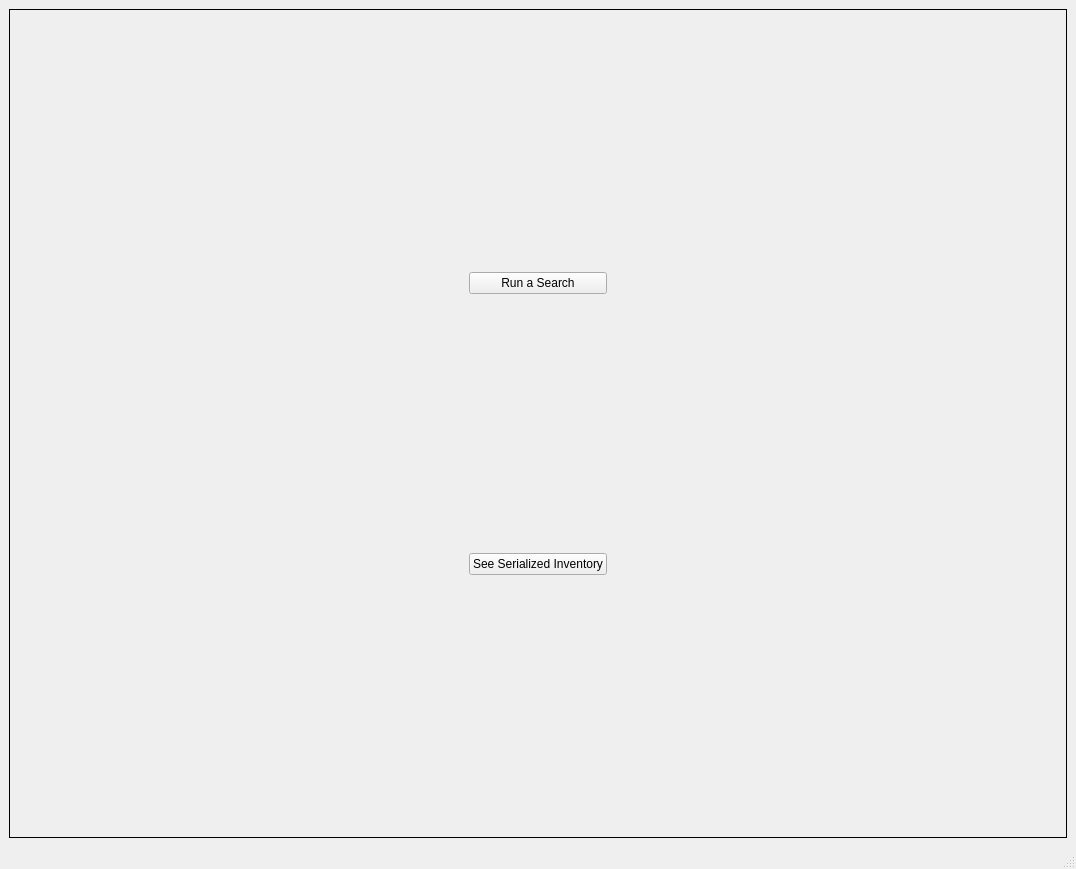
Above: src/screens/ui_files/main_window.ui from cplant1776/JMM-DB-Viewer before the change. Below: the same form after it.
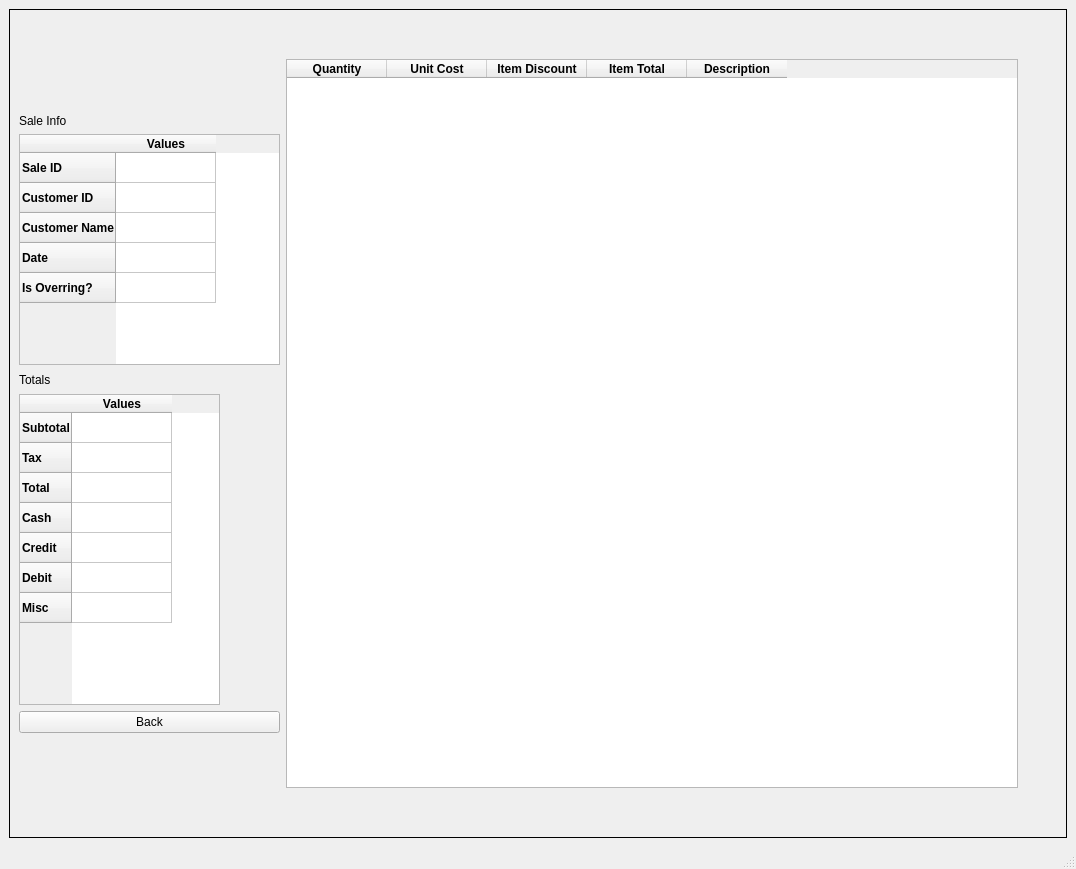
That is the form after the change. The open tabs and pages were chosen to show the change.

Commit message: Replaced layaways button on customer page with an interactive table

```diff
--- a/src/screens/ui_files/main_window.ui
+++ b/src/screens/ui_files/main_window.ui
@@ -930,6 +930,579 @@
         </item>
        </layout>
       </widget>
+      <widget class="QWidget" name="sale_page">
+       <layout class="QGridLayout" name="gridLayout_12" columnstretch="30,70">
+        <item row="0" column="0">
+         <layout class="QVBoxLayout" name="verticalLayout_10">
+          <item>
+           <spacer name="verticalSpacer_6">
+            <property name="orientation">
+             <enum>Qt::Vertical</enum>
+            </property>
+            <property name="sizeHint" stdset="0">
+             <size>
+              <width>20</width>
+              <height>40</height>
+             </size>
+            </property>
+           </spacer>
+          </item>
+          <item>
+           <layout class="QVBoxLayout" name="verticalLayout_8">
+            <item>
+             <widget class="QLabel" name="label">
+              <property name="text">
+               <string>Sale Info</string>
+              </property>
+             </widget>
+            </item>
+            <item>
+             <widget class="QTableWidget" name="sale_basic_info">
+              <property name="minimumSize">
+               <size>
+                <width>261</width>
+                <height>231</height>
+               </size>
+              </property>
+              <property name="maximumSize">
+               <size>
+                <width>261</width>
+                <height>231</height>
+               </size>
+              </property>
+              <row>
+               <property name="text">
+                <string>Sale ID</string>
+               </property>
+               <property name="font">
+                <font>
+                 <weight>75</weight>
+                 <bold>true</bold>
+                </font>
+               </property>
+              </row>
+              <row>
+               <property name="text">
+                <string>Customer ID</string>
+               </property>
+               <property name="font">
+                <font>
+                 <weight>75</weight>
+                 <bold>true</bold>
+                </font>
+               </property>
+              </row>
+              <row>
+               <property name="text">
+                <string>Customer Name</string>
+               </property>
+               <property name="font">
+                <font>
+                 <weight>75</weight>
+                 <bold>true</bold>
+                </font>
+               </property>
+              </row>
+              <row>
+               <property name="text">
+                <string>Date</string>
+               </property>
+               <property name="font">
+                <font>
+                 <weight>75</weight>
+                 <bold>true</bold>
+                </font>
+               </property>
+              </row>
+              <row>
+               <property name="text">
+                <string>Is Overring?</string>
+               </property>
+               <property name="font">
+                <font>
+                 <weight>75</weight>
+                 <bold>true</bold>
+                </font>
+               </property>
+              </row>
+              <column>
+               <property name="text">
+                <string>Values</string>
+               </property>
+               <property name="font">
+                <font>
+                 <weight>75</weight>
+                 <bold>true</bold>
+                </font>
+               </property>
+              </column>
+             </widget>
+            </item>
+           </layout>
+          </item>
+          <item>
+           <layout class="QVBoxLayout" name="verticalLayout_9">
+            <item>
+             <widget class="QLabel" name="label_2">
+              <property name="minimumSize">
+               <size>
+                <width>36</width>
+                <height>17</height>
+               </size>
+              </property>
+              <property name="text">
+               <string>Totals</string>
+              </property>
+             </widget>
+            </item>
+            <item>
+             <widget class="QTableWidget" name="sale_totals">
+              <property name="minimumSize">
+               <size>
+                <width>201</width>
+                <height>311</height>
+               </size>
+              </property>
+              <property name="maximumSize">
+               <size>
+                <width>201</width>
+                <height>311</height>
+               </size>
+              </property>
+              <row>
+               <property name="text">
+                <string>Subtotal</string>
+               </property>
+               <property name="font">
+                <font>
+                 <weight>75</weight>
+                 <bold>true</bold>
+                </font>
+               </property>
+              </row>
+              <row>
+               <property name="text">
+                <string>Tax</string>
+               </property>
+               <property name="font">
+                <font>
+                 <weight>75</weight>
+                 <bold>true</bold>
+                </font>
+               </property>
+              </row>
+              <row>
+               <property name="text">
+                <string>Total</string>
+               </property>
+               <property name="font">
+                <font>
+                 <weight>75</weight>
+                 <bold>true</bold>
+                </font>
+               </property>
+              </row>
+              <row>
+               <property name="text">
+                <string>Cash</string>
+               </property>
+               <property name="font">
+                <font>
+                 <weight>75</weight>
+                 <bold>true</bold>
+                </font>
+               </property>
+              </row>
+              <row>
+               <property name="text">
+                <string>Credit</string>
+               </property>
+               <property name="font">
+                <font>
+                 <weight>75</weight>
+                 <bold>true</bold>
+                </font>
+               </property>
+              </row>
+              <row>
+               <property name="text">
+                <string>Debit</string>
+               </property>
+               <property name="font">
+                <font>
+                 <weight>75</weight>
+                 <bold>true</bold>
+                </font>
+               </property>
+              </row>
+              <row>
+               <property name="text">
+                <string>Misc</string>
+               </property>
+               <property name="font">
+                <font>
+                 <weight>75</weight>
+                 <bold>true</bold>
+                </font>
+               </property>
+              </row>
+              <column>
+               <property name="text">
+                <string>Values</string>
+               </property>
+               <property name="font">
+                <font>
+                 <weight>75</weight>
+                 <bold>true</bold>
+                </font>
+               </property>
+              </column>
+             </widget>
+            </item>
+           </layout>
+          </item>
+          <item>
+           <widget class="QPushButton" name="back_btn_sale">
+            <property name="text">
+             <string>Back</string>
+            </property>
+           </widget>
+          </item>
+          <item>
+           <spacer name="verticalSpacer_7">
+            <property name="orientation">
+             <enum>Qt::Vertical</enum>
+            </property>
+            <property name="sizeHint" stdset="0">
+             <size>
+              <width>20</width>
+              <height>40</height>
+             </size>
+            </property>
+           </spacer>
+          </item>
+         </layout>
+        </item>
+        <item row="0" column="1">
+         <layout class="QGridLayout" name="gridLayout_11" rowstretch="5,90,5" columnstretch="95,5">
+          <item row="0" column="0">
+           <spacer name="verticalSpacer_8">
+            <property name="orientation">
+             <enum>Qt::Vertical</enum>
+            </property>
+            <property name="sizeHint" stdset="0">
+             <size>
+              <width>20</width>
+              <height>40</height>
+             </size>
+            </property>
+           </spacer>
+          </item>
+          <item row="1" column="0">
+           <widget class="QTableWidget" name="sale_lines_table">
+            <column>
+             <property name="text">
+              <string>Quantity</string>
+             </property>
+             <property name="font">
+              <font>
+               <weight>75</weight>
+               <bold>true</bold>
+              </font>
+             </property>
+            </column>
+            <column>
+             <property name="text">
+              <string>Unit Cost</string>
+             </property>
+             <property name="font">
+              <font>
+               <weight>75</weight>
+               <bold>true</bold>
+              </font>
+             </property>
+            </column>
+            <column>
+             <property name="text">
+              <string>Item Discount</string>
+             </property>
+             <property name="font">
+              <font>
+               <weight>75</weight>
+               <bold>true</bold>
+              </font>
+             </property>
+            </column>
+            <column>
+             <property name="text">
+              <string>Item Total</string>
+             </property>
+             <property name="font">
+              <font>
+               <weight>75</weight>
+               <bold>true</bold>
+              </font>
+             </property>
+            </column>
+            <column>
+             <property name="text">
+              <string>Description</string>
+             </property>
+             <property name="font">
+              <font>
+               <weight>75</weight>
+               <bold>true</bold>
+              </font>
+             </property>
+            </column>
+           </widget>
+          </item>
+          <item row="1" column="1">
+           <spacer name="horizontalSpacer_3">
+            <property name="orientation">
+             <enum>Qt::Horizontal</enum>
+            </property>
+            <property name="sizeHint" stdset="0">
+             <size>
+              <width>40</width>
+              <height>20</height>
+             </size>
+            </property>
+           </spacer>
+          </item>
+          <item row="2" column="0">
+           <spacer name="verticalSpacer_9">
+            <property name="orientation">
+             <enum>Qt::Vertical</enum>
+            </property>
+            <property name="sizeHint" stdset="0">
+             <size>
+              <width>20</width>
+              <height>40</height>
+             </size>
+            </property>
+           </spacer>
+          </item>
+         </layout>
+        </item>
+       </layout>
+      </widget>
+      <widget class="QWidget" name="layaway_page">
+       <layout class="QGridLayout" name="gridLayout_14" rowstretch="0,0" columnstretch="50,50">
+        <item row="0" column="0">
+         <layout class="QVBoxLayout" name="verticalLayout_15">
+          <item>
+           <layout class="QHBoxLayout" name="horizontalLayout">
+            <item>
+             <widget class="QTableWidget" name="layaway_table_1">
+              <row>
+               <property name="text">
+                <string>Layaway ID</string>
+               </property>
+               <property name="font">
+                <font>
+                 <weight>75</weight>
+                 <bold>true</bold>
+                </font>
+               </property>
+              </row>
+              <row>
+               <property name="text">
+                <string>Customer ID</string>
+               </property>
+               <property name="font">
+                <font>
+                 <weight>75</weight>
+                 <bold>true</bold>
+                </font>
+               </property>
+              </row>
+              <row>
+               <property name="text">
+                <string>Name</string>
+               </property>
+               <property name="font">
+                <font>
+                 <weight>75</weight>
+                 <bold>true</bold>
+                </font>
+               </property>
+              </row>
+              <row>
+               <property name="text">
+                <string>Start Date</string>
+               </property>
+               <property name="font">
+                <font>
+                 <weight>75</weight>
+                 <bold>true</bold>
+                </font>
+               </property>
+              </row>
+              <column>
+               <property name="text">
+                <string>Values</string>
+               </property>
+              </column>
+             </widget>
+            </item>
+            <item>
+             <widget class="QTableWidget" name="layaway_table_2">
+              <row>
+               <property name="text">
+                <string>Layaway Amt</string>
+               </property>
+               <property name="font">
+                <font>
+                 <weight>75</weight>
+                 <bold>true</bold>
+                </font>
+               </property>
+              </row>
+              <row>
+               <property name="text">
+                <string>Pay Received</string>
+               </property>
+               <property name="font">
+                <font>
+                 <weight>75</weight>
+                 <bold>true</bold>
+                </font>
+               </property>
+              </row>
+              <row>
+               <property name="text">
+                <string>Balance Due</string>
+               </property>
+               <property name="font">
+                <font>
+                 <weight>75</weight>
+                 <bold>true</bold>
+                </font>
+               </property>
+              </row>
+              <column>
+               <property name="text">
+                <string>Values</string>
+               </property>
+              </column>
+             </widget>
+            </item>
+           </layout>
+          </item>
+          <item>
+           <layout class="QVBoxLayout" name="verticalLayout_12">
+            <item>
+             <widget class="QLabel" name="label_3">
+              <property name="text">
+               <string>&lt;html&gt;&lt;head/&gt;&lt;body&gt;&lt;p&gt;&lt;span style=&quot; font-weight:600;&quot;&gt;Initial Notes&lt;/span&gt;&lt;/p&gt;&lt;/body&gt;&lt;/html&gt;</string>
+              </property>
+             </widget>
+            </item>
+            <item>
+             <widget class="QTextBrowser" name="layaway_initial_notes_tbox"/>
+            </item>
+           </layout>
+          </item>
+          <item>
+           <layout class="QVBoxLayout" name="verticalLayout_13">
+            <item>
+             <widget class="QLabel" name="label_14">
+              <property name="text">
+               <string>&lt;html&gt;&lt;head/&gt;&lt;body&gt;&lt;p&gt;&lt;span style=&quot; font-weight:600;&quot;&gt;Notes&lt;/span&gt;&lt;/p&gt;&lt;/body&gt;&lt;/html&gt;</string>
+              </property>
+             </widget>
+            </item>
+            <item>
+             <widget class="QTextBrowser" name="layaway_notes_tbox"/>
+            </item>
+           </layout>
+          </item>
+         </layout>
+        </item>
+        <item row="0" column="1">
+         <layout class="QVBoxLayout" name="verticalLayout_16" stretch="25,70,0">
+          <item>
+           <spacer name="verticalSpacer_11">
+            <property name="orientation">
+             <enum>Qt::Vertical</enum>
+            </property>
+            <property name="sizeHint" stdset="0">
+             <size>
+              <width>20</width>
+              <height>40</height>
+             </size>
+            </property>
+           </spacer>
+          </item>
+          <item>
+           <layout class="QVBoxLayout" name="verticalLayout_14">
+            <item>
+             <widget class="QLabel" name="label_15">
+              <property name="text">
+               <string>&lt;html&gt;&lt;head/&gt;&lt;body&gt;&lt;p&gt;&lt;span style=&quot; font-weight:600;&quot;&gt;Transaction History&lt;/span&gt;&lt;/p&gt;&lt;/body&gt;&lt;/html&gt;</string>
+              </property>
+             </widget>
+            </item>
+            <item>
+             <widget class="QTextBrowser" name="layaway_transaction_history_tbox"/>
+            </item>
+           </layout>
+          </item>
+          <item>
+           <spacer name="verticalSpacer_12">
+            <property name="orientation">
+             <enum>Qt::Vertical</enum>
+            </property>
+            <property name="sizeHint" stdset="0">
+             <size>
+              <width>20</width>
+              <height>40</height>
+             </size>
+            </property>
+           </spacer>
+          </item>
+         </layout>
+        </item>
+        <item row="1" column="0">
+         <layout class="QHBoxLayout" name="horizontalLayout_3">
+          <item>
+           <spacer name="horizontalSpacer_13">
+            <property name="orientation">
+             <enum>Qt::Horizontal</enum>
+            </property>
+            <property name="sizeHint" stdset="0">
+             <size>
+              <width>40</width>
+              <height>20</height>
+             </size>
+            </property>
+           </spacer>
+          </item>
+          <item>
+           <widget class="QPushButton" name="back_btn_layaway">
+            <property name="text">
+             <string>Back</string>
+            </property>
+           </widget>
+          </item>
+          <item>
+           <spacer name="horizontalSpacer_12">
+            <property name="orientation">
+             <enum>Qt::Horizontal</enum>
+            </property>
+            <property name="sizeHint" stdset="0">
+             <size>
+              <width>40</width>
+              <height>20</height>
+             </size>
+            </property>
+           </spacer>
+          </item>
+         </layout>
+        </item>
+       </layout>
+      </widget>
      </widget>
     </item>
    </layout>
```
Left out of the diff: 436 changed lines with no effect on the pictures. The commit also changes 3 other files.
